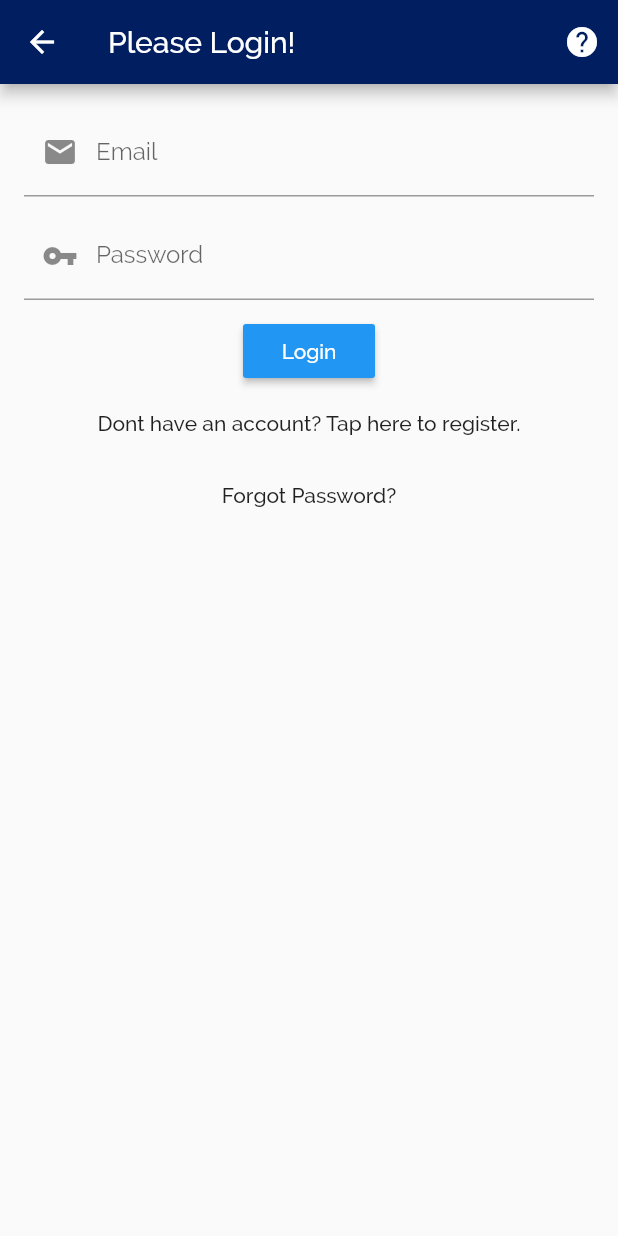
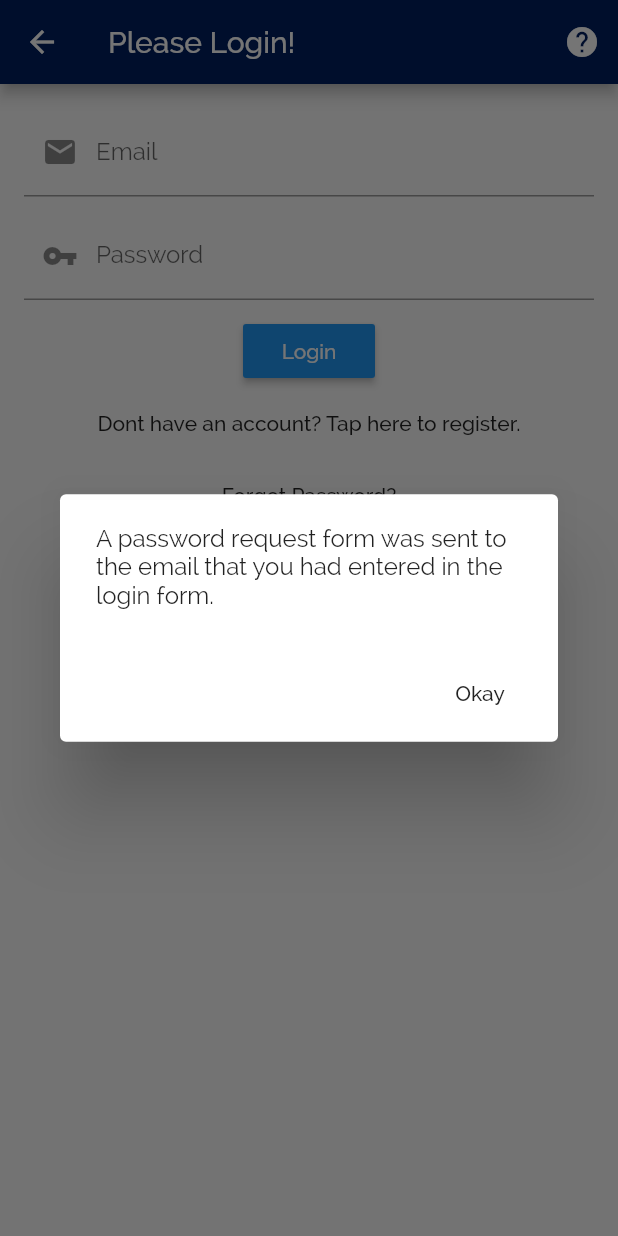
Before and after one commit to randomlylelo/fbla, a Flutter app: the Admin screen opened by its route, after a tap on "Forgot Password?", on a phone screen of 412 x 824 dp. Run offline on Flutter 3.47's test engine with Material 2 defaults, Android fonts, the phone set to English and light mode, and no system bars; our stand-ins replace font_awesome_flutter, table_calendar.

Commit message:
login screen works, working on saving credicials.

```diff
--- a/lib/screens/admin.dart
+++ b/lib/screens/admin.dart
@@ -7,6 +7,8 @@ class Admin extends StatefulWidget {
   @override
   State<StatefulWidget> createState() => _AdminState();
 }
+
+// TODO: Get data from servers / local files.
 
 enum Screen { login, register }
 
@@ -158,11 +160,17 @@ class _AdminState extends State<Admin> {
                 style: TextStyle(color: Colors.white),
               ),
               onPressed: () {
-                AlertDialog dialog = AlertDialog(
+                globals.email = _emailFilter.text;
+                globals.password = _passwordFilter.text;
+                AlertDialog dialog;
+                if (globals.isAccount(globals.email, globals.password)) {
+                  dialog = AlertDialog(
                     content: Text('Login Successful.'),
                     actions: <Widget>[
                       FlatButton(
                         onPressed: () {
+                          globals.name = globals.getUserName(
+                              globals.email, globals.password);
                           Navigator.pop(context);
                           Navigator.of(context).pushNamedAndRemoveUntil(
                               'home', ModalRoute.withName('home'));
@@ -171,6 +179,19 @@ class _AdminState extends State<Admin> {
                       ),
                     ],
                   );
+                } else {
+                  dialog = AlertDialog(
+                    content: Text('Login Failed.'),
+                    actions: <Widget>[
+                      FlatButton(
+                        onPressed: () {
+                          Navigator.pop(context);
+                        },
+                        child: Text('Okay'),
+                      ),
+                    ],
+                  );
+                }
                 showDialog(
                   context: context,
                   builder: (BuildContext context) => dialog,
@@ -183,7 +204,23 @@ class _AdminState extends State<Admin> {
             ),
             FlatButton(
               child: Text('Forgot Password?'),
-              onPressed: () => _accPrint(),
+              onPressed: () {
+                AlertDialog dialog = AlertDialog(
+                  content: Text('A password request form was sent to the email that you had entered in the login form.'),
+                  actions: <Widget>[
+                    FlatButton(
+                      onPressed: () {
+                        Navigator.pop(context);
+                      },
+                      child: Text('Okay'),
+                    ),
+                  ],
+                );
+                showDialog(
+                  context: context,
+                  builder: (BuildContext context) => dialog,
+                );
+              },
             )
           ],
         ),
@@ -204,6 +241,10 @@ class _AdminState extends State<Admin> {
                   actions: <Widget>[
                     FlatButton(
                       onPressed: () {
+                        globals.email = _emailFilter.text;
+                        globals.password = _passwordFilter.text;
+                        globals.name = _nameFilter.text;
+                        _accPrint();
                         Navigator.pop(context);
                         Navigator.of(context).pushNamedAndRemoveUntil(
                             'home', ModalRoute.withName('home'));
--- a/lib/screens/calendar.dart
+++ b/lib/screens/calendar.dart
@@ -155,7 +155,10 @@ class _CalendarState extends State<Calendar> {
       appBar: AppBar(
         title: Text(widget.title),
         actions: <Widget>[
-          Help('This page contains the calendar and events.','To use this page all you have to do is press any day, and if there is any events that day they will show it. There is a floating button to add events and view all events.'),
+          Help(
+            'This page contains the calendar and events.',
+            'To use this page all you have to do is press any day, and if there is any events that day they will show it. There is a floating button to add events and view all events.',
+          ),
         ],
       ),
       body: Column(
--- a/lib/widgets/global.dart
+++ b/lib/widgets/global.dart
@@ -3,3 +3,36 @@ library fbla.globals;
 String name = 'Student';
 String email = '';
 String password = '';
+
+Map<String, Map<String, String>> accounts = {
+  'johndoe@example.com': {'John Doe': 'johndoe123'},
+  'janedoe@exmaple.com': {'Jane Doe': 'janedoe123'},
+};
+
+String getUserName(String email, String password) {
+  String _userName = 'Student';
+
+  if (accounts.containsKey(email)) {
+    Map<String, String> _foo1 = accounts[email];
+    Map<String, String> _foo2 = _foo1.map((k, v) => MapEntry(v,
+        k)); // reverses the key : value into value : key, so name:password into password:name
+    if (_foo2.containsKey(password)) {
+      _userName = _foo2[password];
+    }
+  }
+
+  return _userName;
+}
+
+bool isAccount(String email, String password) {
+  if (accounts.containsKey(email)) {
+    Map<String, String> _foo1 = accounts[email];
+    Map<String, String> _foo2 = _foo1.map((k, v) => MapEntry(v,
+        k)); // reverses the key : value into value : key, so name:password into password:name
+    if (_foo2.containsKey(password)) {
+      return true;
+    }
+  }
+
+  return false;
+}
```
Also changed, not shown: lib/screens/settings.dart (added, +17 -0 lines). Lines whose indentation alone changed are shown as unchanged.
